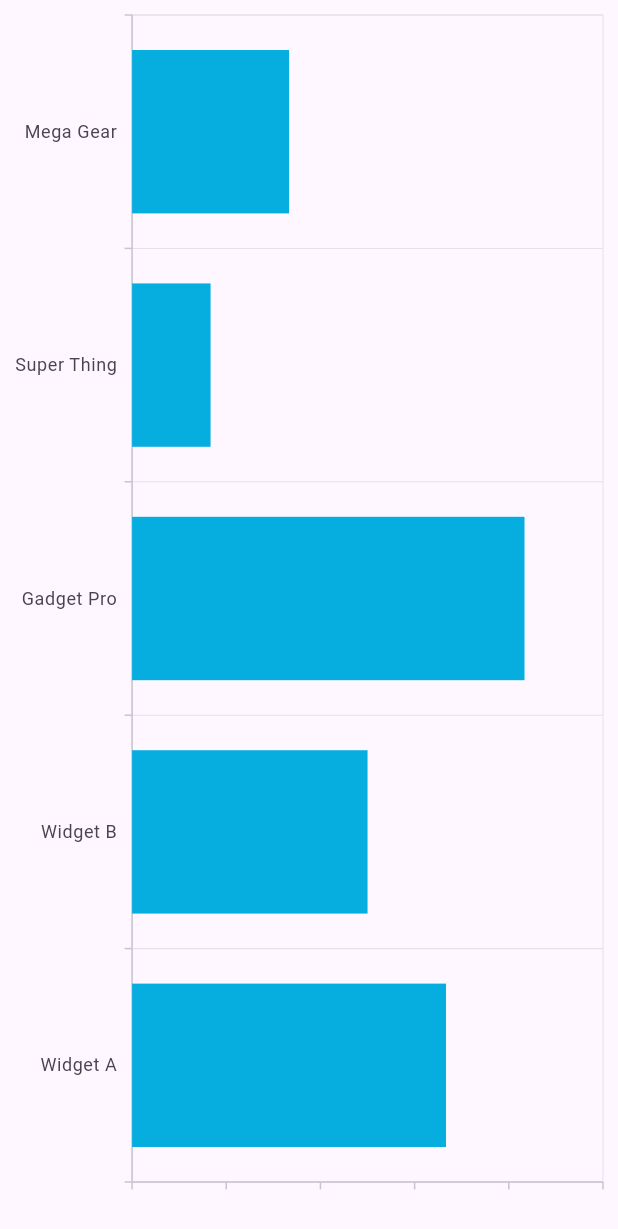
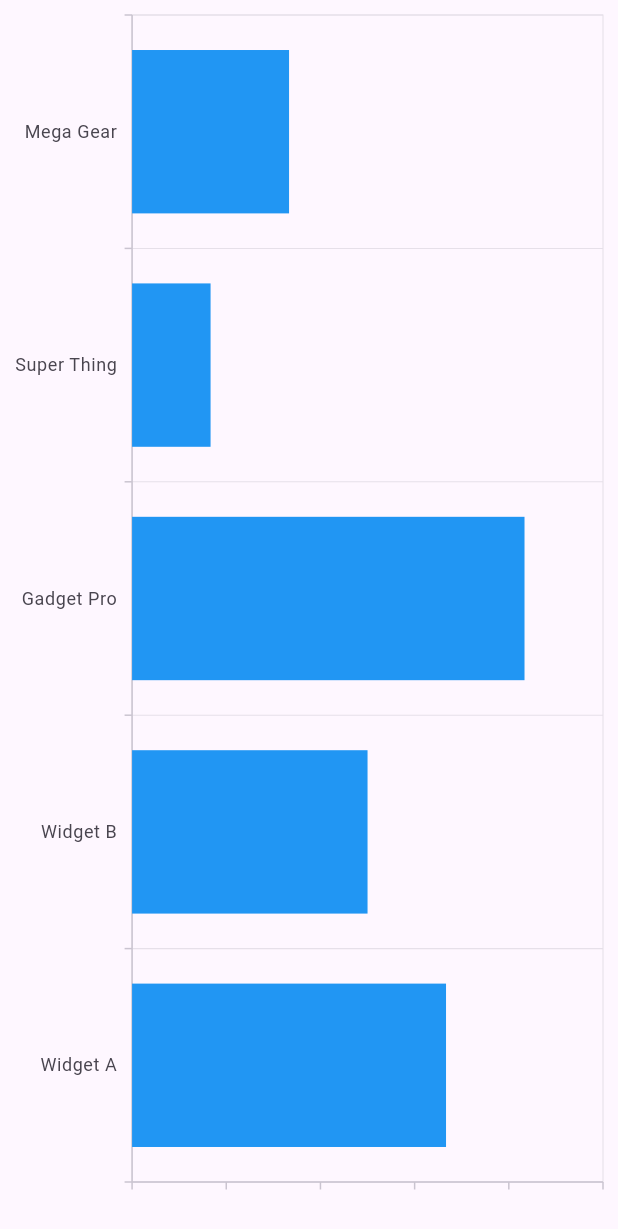
Before and after one commit to Mohammed-bintaleb/onyx_dashboard, a Flutter app: the TopProductsChart widget shown alone on an empty page, opened directly, on a phone screen of 412 x 824 dp. Shown: the top 1229 px of the screen. Run offline on Flutter 3.47's test engine with Material 3 defaults, Android fonts, the phone set to English and light mode, and no system bars; our stand-ins replace fl_chart, flutter_bloc, flutter_form_builder, flutter_svg, form_builder_validators, syncfusion_flutter_charts; network calls fail.

Commit message:
Theme mode dashboard part 3

```diff
--- a/lib/views/widgets/top_products_chart.dart
+++ b/lib/views/widgets/top_products_chart.dart
@@ -106,6 +106,7 @@ class TopProductsChart extends StatelessWidget {
       ),
       series: [
         BarSeries<ProductData, String>(
+          color: Colors.blue[500],
           dataSource: data,
           xValueMapper: (ProductData data, _) => data.productName,
           yValueMapper: (ProductData data, _) => data.orders,
```
